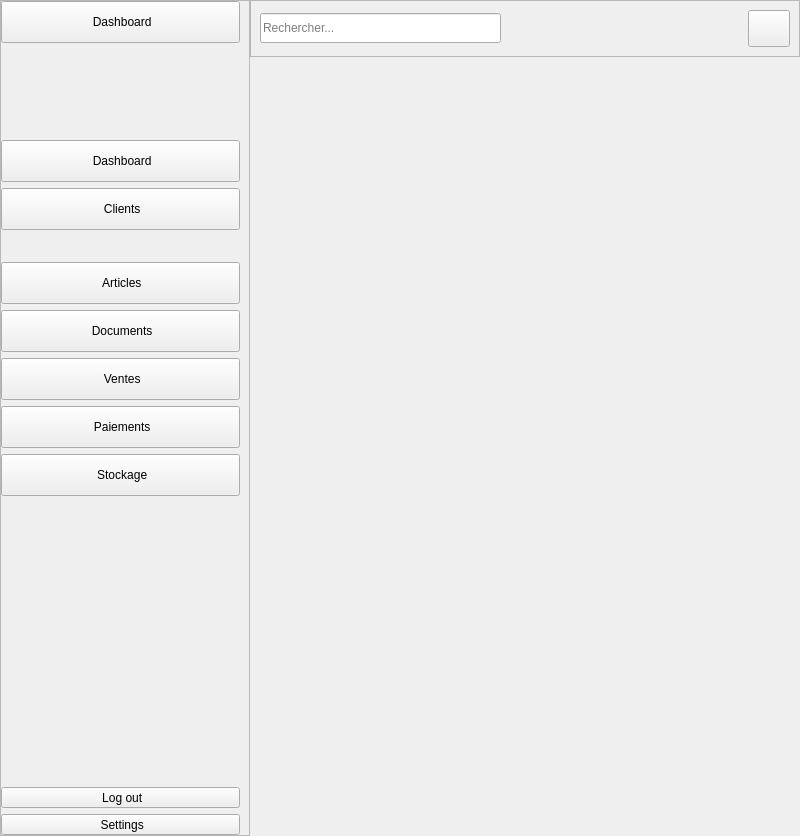
Before: the Qt Designer form modules/table_de_bord/dashboard_menu.ui in lak-barmajyat/AZENZ-Commercial, drawn with Qt 5.
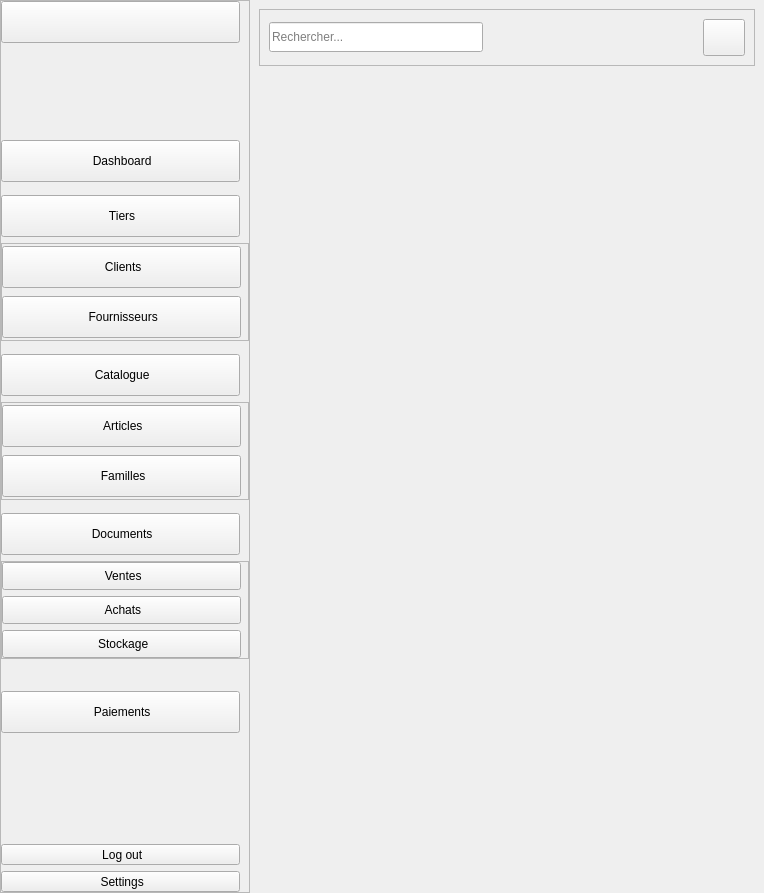
After: the same form once the commit is applied. Icons and pictures are not drawn.

Commit message: enhance dashboard

Patch:
```diff
--- a/modules/table_de_bord/dashboard_menu.ui
+++ b/modules/table_de_bord/dashboard_menu.ui
@@ -6,8 +6,8 @@
    <rect>
     <x>0</x>
     <y>0</y>
-    <width>800</width>
-    <height>836</height>
+    <width>764</width>
+    <height>893</height>
    </rect>
   </property>
   <property name="windowTitle">
@@ -65,6 +65,12 @@
        </property>
        <item>
         <widget class="QFrame" name="SidebarFrame">
+         <property name="sizePolicy">
+          <sizepolicy hsizetype="MinimumExpanding" vsizetype="Preferred">
+           <horstretch>0</horstretch>
+           <verstretch>0</verstretch>
+          </sizepolicy>
+         </property>
          <property name="minimumSize">
           <size>
            <width>0</width>
@@ -117,7 +123,7 @@
              </size>
             </property>
             <property name="text">
-             <string> Dashboard</string>
+             <string>                    </string>
             </property>
             <property name="icon">
              <iconset resource="../../resources/resources.qrc">
@@ -217,6 +223,102 @@
             </property>
            </widget>
           </item>
+          <item alignment="Qt::AlignHCenter">
+           <widget class="QLabel" name="SeparatorLine_6">
+            <property name="minimumSize">
+             <size>
+              <width>215</width>
+              <height>0</height>
+             </size>
+            </property>
+            <property name="maximumSize">
+             <size>
+              <width>215</width>
+              <height>1</height>
+             </size>
+            </property>
+            <property name="text">
+             <string/>
+            </property>
+            <property name="class" stdset="0">
+             <string>separator</string>
+            </property>
+           </widget>
+          </item>
+          <item>
+           <widget class="QToolButton" name="TiersGButton">
+            <property name="sizePolicy">
+             <sizepolicy hsizetype="Expanding" vsizetype="Expanding">
+              <horstretch>0</horstretch>
+              <verstretch>0</verstretch>
+             </sizepolicy>
+            </property>
+            <property name="maximumSize">
+             <size>
+              <width>239</width>
+              <height>42</height>
+             </size>
+            </property>
+            <property name="text">
+             <string> Tiers</string>
+            </property>
+            <property name="icon">
+             <iconset resource="../../resources/resources.qrc">
+              <normaloff>:/icons/icons/clients.svg</normaloff>:/icons/icons/clients.svg</iconset>
+            </property>
+            <property name="iconSize">
+             <size>
+              <width>40</width>
+              <height>30</height>
+             </size>
+            </property>
+            <property name="checkable">
+             <bool>true</bool>
+            </property>
+            <property name="toolButtonStyle">
+             <enum>Qt::ToolButtonTextBesideIcon</enum>
+            </property>
+            <property name="class" stdset="0">
+             <string>sidebar-gbutton</string>
+            </property>
+           </widget>
+          </item>
+          <item>
+           <widget class="QFrame" name="TiersGFrame">
+            <property name="sizePolicy">
+             <sizepolicy hsizetype="Expanding" vsizetype="Expanding">
+              <horstretch>0</horstretch>
+              <verstretch>0</verstretch>
+             </sizepolicy>
+            </property>
+            <property name="minimumSize">
+             <size>
+              <width>0</width>
+              <height>0</height>
+             </size>
+            </property>
+            <property name="frameShape">
+             <enum>QFrame::StyledPanel</enum>
+            </property>
+            <property name="frameShadow">
+             <enum>QFrame::Raised</enum>
+            </property>
+            <property name="class" stdset="0">
+             <string>gframe</string>
+            </property>
+            <layout class="QVBoxLayout" name="verticalLayout_5">
+             <property name="leftMargin">
+              <number>0</number>
+             </property>
+             <property name="topMargin">
+              <number>0</number>
+             </property>
+             <property name="rightMargin">
+              <number>0</number>
+             </property>
+             <property name="bottomMargin">
+              <number>0</number>
+             </property>
           <item>
            <widget class="QToolButton" name="ClientsButton">
             <property name="sizePolicy">
@@ -240,7 +342,7 @@
             </property>
             <property name="iconSize">
              <size>
-              <width>30</width>
+                 <width>40</width>
               <height>30</height>
              </size>
             </property>
@@ -256,37 +358,54 @@
            </widget>
           </item>
           <item>
-           <layout class="QHBoxLayout" name="horizontalLayout_3">
-            <property name="spacing">
-             <number>0</number>
-            </property>
-            <property name="leftMargin">
-             <number>0</number>
-            </property>
-            <property name="rightMargin">
-             <number>0</number>
-            </property>
-            <property name="bottomMargin">
-             <number>0</number>
-            </property>
-            <item>
-             <spacer name="horizontalSpacer_3">
-              <property name="orientation">
-               <enum>Qt::Horizontal</enum>
-              </property>
-              <property name="sizeType">
-               <enum>QSizePolicy::Fixed</enum>
-              </property>
-              <property name="sizeHint" stdset="0">
+              <widget class="QToolButton" name="FournisseursButton">
+               <property name="sizePolicy">
+                <sizepolicy hsizetype="Expanding" vsizetype="Expanding">
+                 <horstretch>0</horstretch>
+                 <verstretch>0</verstretch>
+                </sizepolicy>
+               </property>
+               <property name="maximumSize">
+                <size>
+                 <width>239</width>
+                 <height>42</height>
+                </size>
+               </property>
+               <property name="text">
+                <string> Fournisseurs</string>
+               </property>
+               <property name="icon">
+                <iconset resource="../../resources/resources.qrc">
+                 <normaloff>:/icons/icons/Gfournisseurs.svg</normaloff>:/icons/icons/Gfournisseurs.svg</iconset>
+               </property>
+               <property name="iconSize">
+                <size>
+                 <width>40</width>
+                 <height>30</height>
+                </size>
+               </property>
+               <property name="checkable">
+                <bool>true</bool>
+               </property>
+               <property name="toolButtonStyle">
+                <enum>Qt::ToolButtonTextBesideIcon</enum>
+               </property>
+               <property name="class" stdset="0">
+                <string>sidebar-button</string>
+               </property>
+              </widget>
+             </item>
+            </layout>
+           </widget>
+          </item>
+          <item alignment="Qt::AlignHCenter">
+           <widget class="QLabel" name="SeparatorLine_5">
+            <property name="minimumSize">
                <size>
-                <width>10</width>
-                <height>20</height>
-               </size>
-              </property>
-             </spacer>
-            </item>
-            <item>
-             <widget class="QLabel" name="SeparatorLine">
+              <width>215</width>
+              <height>0</height>
+             </size>
+            </property>
               <property name="maximumSize">
                <size>
                 <width>16777215</width>
@@ -302,23 +421,82 @@
              </widget>
             </item>
             <item>
-             <spacer name="horizontalSpacer_4">
-              <property name="orientation">
-               <enum>Qt::Horizontal</enum>
-              </property>
-              <property name="sizeType">
-               <enum>QSizePolicy::Fixed</enum>
-              </property>
-              <property name="sizeHint" stdset="0">
+           <widget class="QToolButton" name="CatalogueGButton">
+            <property name="sizePolicy">
+             <sizepolicy hsizetype="Expanding" vsizetype="Expanding">
+              <horstretch>0</horstretch>
+              <verstretch>0</verstretch>
+             </sizepolicy>
+            </property>
+            <property name="maximumSize">
+             <size>
+              <width>239</width>
+              <height>42</height>
+             </size>
+            </property>
+            <property name="text">
+             <string> Catalogue</string>
+            </property>
+            <property name="icon">
+             <iconset resource="../../resources/resources.qrc">
+              <normaloff>:/icons/icons/catalogue.svg</normaloff>:/icons/icons/catalogue.svg</iconset>
+            </property>
+            <property name="iconSize">
                <size>
-                <width>10</width>
-                <height>20</height>
-               </size>
-              </property>
-             </spacer>
-            </item>
-           </layout>
-          </item>
+              <width>40</width>
+              <height>30</height>
+             </size>
+            </property>
+            <property name="checkable">
+             <bool>true</bool>
+            </property>
+            <property name="checked">
+             <bool>false</bool>
+            </property>
+            <property name="toolButtonStyle">
+             <enum>Qt::ToolButtonTextBesideIcon</enum>
+            </property>
+            <property name="class" stdset="0">
+             <string>sidebar-gbutton</string>
+            </property>
+           </widget>
+          </item>
+          <item>
+           <widget class="QFrame" name="CatalogueGFrame">
+            <property name="sizePolicy">
+             <sizepolicy hsizetype="Expanding" vsizetype="Expanding">
+              <horstretch>0</horstretch>
+              <verstretch>0</verstretch>
+             </sizepolicy>
+            </property>
+            <property name="minimumSize">
+             <size>
+              <width>0</width>
+              <height>0</height>
+             </size>
+            </property>
+            <property name="frameShape">
+             <enum>QFrame::StyledPanel</enum>
+            </property>
+            <property name="frameShadow">
+             <enum>QFrame::Raised</enum>
+            </property>
+            <property name="class" stdset="0">
+             <string>gframe</string>
+            </property>
+            <layout class="QVBoxLayout" name="verticalLayout_6">
+             <property name="leftMargin">
+              <number>0</number>
+             </property>
+             <property name="topMargin">
+              <number>0</number>
+             </property>
+             <property name="rightMargin">
+              <number>0</number>
+             </property>
+             <property name="bottomMargin">
+              <number>0</number>
+             </property>
           <item>
            <widget class="QToolButton" name="ArticlesButton">
             <property name="sizePolicy">
@@ -342,7 +520,7 @@
             </property>
             <property name="iconSize">
              <size>
-              <width>30</width>
+                 <width>40</width>
               <height>30</height>
              </size>
             </property>
@@ -361,7 +539,73 @@
            </widget>
           </item>
           <item>
-           <widget class="QToolButton" name="DocumentsButton">
+              <widget class="QToolButton" name="FamillesButton">
+               <property name="sizePolicy">
+                <sizepolicy hsizetype="Expanding" vsizetype="Expanding">
+                 <horstretch>0</horstretch>
+                 <verstretch>0</verstretch>
+                </sizepolicy>
+               </property>
+               <property name="maximumSize">
+                <size>
+                 <width>239</width>
+                 <height>42</height>
+                </size>
+               </property>
+               <property name="text">
+                <string> Familles</string>
+               </property>
+               <property name="icon">
+                <iconset resource="../../resources/resources.qrc">
+                 <normaloff>:/icons/icons/list_produits.svg</normaloff>:/icons/icons/list_produits.svg</iconset>
+               </property>
+               <property name="iconSize">
+                <size>
+                 <width>40</width>
+                 <height>30</height>
+                </size>
+               </property>
+               <property name="checkable">
+                <bool>true</bool>
+               </property>
+               <property name="checked">
+                <bool>false</bool>
+               </property>
+               <property name="toolButtonStyle">
+                <enum>Qt::ToolButtonTextBesideIcon</enum>
+               </property>
+               <property name="class" stdset="0">
+                <string>sidebar-button</string>
+               </property>
+              </widget>
+             </item>
+            </layout>
+           </widget>
+          </item>
+          <item alignment="Qt::AlignHCenter|Qt::AlignVCenter">
+           <widget class="QLabel" name="SeparatorLine_4">
+            <property name="minimumSize">
+             <size>
+              <width>215</width>
+              <height>0</height>
+             </size>
+            </property>
+            <property name="maximumSize">
+             <size>
+              <width>215</width>
+              <height>1</height>
+             </size>
+            </property>
+            <property name="text">
+             <string/>
+            </property>
+            <property name="class" stdset="0">
+             <string>separator</string>
+            </property>
+           </widget>
+          </item>
+          <item>
+           <widget class="QToolButton" name="DocumentsGButton">
             <property name="sizePolicy">
              <sizepolicy hsizetype="Expanding" vsizetype="Expanding">
               <horstretch>0</horstretch>
@@ -383,7 +627,7 @@
             </property>
             <property name="iconSize">
              <size>
-              <width>30</width>
+              <width>40</width>
               <height>30</height>
              </size>
             </property>
@@ -398,6 +642,42 @@
             </property>
            </widget>
           </item>
+          <item>
+           <widget class="QFrame" name="DocumentsGFrame">
+            <property name="sizePolicy">
+             <sizepolicy hsizetype="Expanding" vsizetype="Expanding">
+              <horstretch>0</horstretch>
+              <verstretch>0</verstretch>
+             </sizepolicy>
+            </property>
+            <property name="minimumSize">
+             <size>
+              <width>0</width>
+              <height>0</height>
+             </size>
+            </property>
+            <property name="frameShape">
+             <enum>QFrame::StyledPanel</enum>
+            </property>
+            <property name="frameShadow">
+             <enum>QFrame::Raised</enum>
+            </property>
+            <property name="class" stdset="0">
+             <string>gframe</string>
+            </property>
+            <layout class="QVBoxLayout" name="verticalLayout_3">
+             <property name="leftMargin">
+              <number>0</number>
+             </property>
+             <property name="topMargin">
+              <number>0</number>
+             </property>
+             <property name="rightMargin">
+              <number>0</number>
+             </property>
+             <property name="bottomMargin">
+              <number>0</number>
+             </property>
           <item>
            <widget class="QToolButton" name="VentesButton">
             <property name="sizePolicy">
@@ -421,7 +701,7 @@
             </property>
             <property name="iconSize">
              <size>
-              <width>30</width>
+                 <width>40</width>
               <height>30</height>
              </size>
             </property>
@@ -437,7 +717,7 @@
            </widget>
           </item>
           <item>
-           <widget class="QToolButton" name="PaiementsButton">
+              <widget class="QToolButton" name="AchatsButton">
             <property name="sizePolicy">
              <sizepolicy hsizetype="Expanding" vsizetype="Expanding">
               <horstretch>0</horstretch>
@@ -451,7 +731,7 @@
              </size>
             </property>
             <property name="text">
-             <string> Paiements</string>
+                <string> Achats</string>
             </property>
             <property name="icon">
              <iconset resource="../../resources/resources.qrc">
@@ -459,8 +739,8 @@
             </property>
             <property name="iconSize">
              <size>
-              <width>30</width>
-              <height>30</height>
+                 <width>50</width>
+                 <height>40</height>
              </size>
             </property>
             <property name="checkable">
@@ -497,7 +777,112 @@
             </property>
             <property name="iconSize">
              <size>
-              <width>30</width>
+                 <width>40</width>
+                 <height>30</height>
+                </size>
+               </property>
+               <property name="checkable">
+                <bool>true</bool>
+               </property>
+               <property name="toolButtonStyle">
+                <enum>Qt::ToolButtonTextBesideIcon</enum>
+               </property>
+               <property name="class" stdset="0">
+                <string>sidebar-button</string>
+               </property>
+              </widget>
+             </item>
+            </layout>
+           </widget>
+          </item>
+          <item>
+           <layout class="QHBoxLayout" name="horizontalLayout_5">
+            <property name="spacing">
+             <number>0</number>
+            </property>
+            <property name="leftMargin">
+             <number>0</number>
+            </property>
+            <property name="rightMargin">
+             <number>0</number>
+            </property>
+            <property name="bottomMargin">
+             <number>0</number>
+            </property>
+            <item>
+             <spacer name="horizontalSpacer_5">
+              <property name="orientation">
+               <enum>Qt::Horizontal</enum>
+              </property>
+              <property name="sizeType">
+               <enum>QSizePolicy::Fixed</enum>
+              </property>
+              <property name="sizeHint" stdset="0">
+               <size>
+                <width>10</width>
+                <height>20</height>
+               </size>
+              </property>
+             </spacer>
+            </item>
+            <item alignment="Qt::AlignVCenter">
+             <widget class="QLabel" name="SeparatorLine_3">
+              <property name="maximumSize">
+               <size>
+                <width>215</width>
+                <height>1</height>
+               </size>
+              </property>
+              <property name="text">
+               <string/>
+              </property>
+              <property name="class" stdset="0">
+               <string>separator</string>
+              </property>
+             </widget>
+            </item>
+            <item>
+             <spacer name="horizontalSpacer_6">
+              <property name="orientation">
+               <enum>Qt::Horizontal</enum>
+              </property>
+              <property name="sizeType">
+               <enum>QSizePolicy::Fixed</enum>
+              </property>
+              <property name="sizeHint" stdset="0">
+               <size>
+                <width>10</width>
+                <height>20</height>
+               </size>
+              </property>
+             </spacer>
+            </item>
+           </layout>
+          </item>
+          <item>
+           <widget class="QToolButton" name="PaiementsButton">
+            <property name="sizePolicy">
+             <sizepolicy hsizetype="Expanding" vsizetype="Expanding">
+              <horstretch>0</horstretch>
+              <verstretch>0</verstretch>
+             </sizepolicy>
+            </property>
+            <property name="maximumSize">
+             <size>
+              <width>239</width>
+              <height>42</height>
+             </size>
+            </property>
+            <property name="text">
+             <string> Paiements</string>
+            </property>
+            <property name="icon">
+             <iconset resource="../../resources/resources.qrc">
+              <normaloff>:/icons/icons/paiements.svg</normaloff>:/icons/icons/paiements.svg</iconset>
+            </property>
+            <property name="iconSize">
+             <size>
+              <width>40</width>
               <height>30</height>
              </size>
             </property>
@@ -580,7 +965,7 @@
             </property>
             <property name="iconSize">
              <size>
-              <width>30</width>
+              <width>40</width>
               <height>30</height>
              </size>
             </property>
@@ -618,7 +1003,7 @@
             </property>
             <property name="iconSize">
              <size>
-              <width>30</width>
+              <width>40</width>
               <height>30</height>
              </size>
             </property>
@@ -640,6 +1025,13 @@
      </widget>
     </item>
     <item>
+     <widget class="QFrame" name="ContentFrame">
+      <property name="sizePolicy">
+       <sizepolicy hsizetype="Expanding" vsizetype="Expanding">
+        <horstretch>0</horstretch>
+        <verstretch>0</verstretch>
+       </sizepolicy>
+      </property>
      <layout class="QVBoxLayout" name="verticalLayout">
       <item>
        <widget class="QFrame" name="TopBarFrame">
@@ -726,7 +1118,7 @@
       <item>
        <widget class="QStackedWidget" name="WidgetStock">
         <property name="sizePolicy">
-         <sizepolicy hsizetype="Expanding" vsizetype="Expanding">
+          <sizepolicy hsizetype="Expanding" vsizetype="Preferred">
           <horstretch>0</horstretch>
           <verstretch>0</verstretch>
          </sizepolicy>
@@ -740,6 +1132,7 @@
        </widget>
       </item>
      </layout>
+     </widget>
     </item>
    </layout>
   </widget>
```
Left out of the diff: 28 changed lines with no effect on the pictures. Lines whose indentation alone changed are shown as unchanged. The commit also changes 15 other files.
